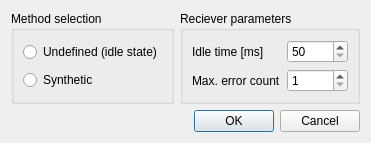
Qt form DACUSN/datainputdialog.ui (Gresthorn/DACUSN) before a commit.
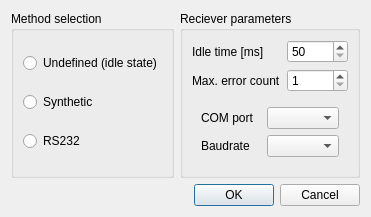
The same form after that commit.

Diff of the .ui file:
```diff
--- a/DACUSN/datainputdialog.ui
+++ b/DACUSN/datainputdialog.ui
@@ -7,7 +7,7 @@
     <x>0</x>
     <y>0</y>
     <width>360</width>
-    <height>138</height>
+    <height>214</height>
    </rect>
   </property>
   <property name="windowTitle">
@@ -40,6 +40,16 @@
         </attribute>
        </widget>
       </item>
+      <item row="2" column="0">
+       <widget class="QRadioButton" name="methodSerialRadioButton">
+        <property name="text">
+         <string>RS232</string>
+        </property>
+        <attribute name="buttonGroup">
+         <string notr="true">methodSelection</string>
+        </attribute>
+       </widget>
+      </item>
      </layout>
     </widget>
    </item>
@@ -49,6 +59,36 @@
       <string>Reciever parameters</string>
      </property>
      <layout class="QGridLayout" name="gridLayout_3">
+      <item row="3" column="0" colspan="2">
+       <widget class="QWidget" name="recieverSerialWidget" native="true">
+        <layout class="QVBoxLayout" name="verticalLayout">
+         <item>
+          <layout class="QGridLayout" name="recieverSerialGridLayer">
+           <item row="0" column="1">
+            <widget class="QComboBox" name="recieverSerialComPortComboBox"/>
+           </item>
+           <item row="0" column="0">
+            <widget class="QLabel" name="comPortLabel">
+             <property name="text">
+              <string>COM port</string>
+             </property>
+            </widget>
+           </item>
+           <item row="1" column="1">
+            <widget class="QComboBox" name="recieverSerialBaudRateComboBox"/>
+           </item>
+           <item row="1" column="0">
+            <widget class="QLabel" name="baudrateLabel">
+             <property name="text">
+              <string>Baudrate</string>
+             </property>
+            </widget>
+           </item>
+          </layout>
+         </item>
+        </layout>
+       </widget>
+      </item>
       <item row="0" column="1">
        <widget class="QSpinBox" name="recieverIdleTimeSpinBox">
         <property name="minimum">
```
